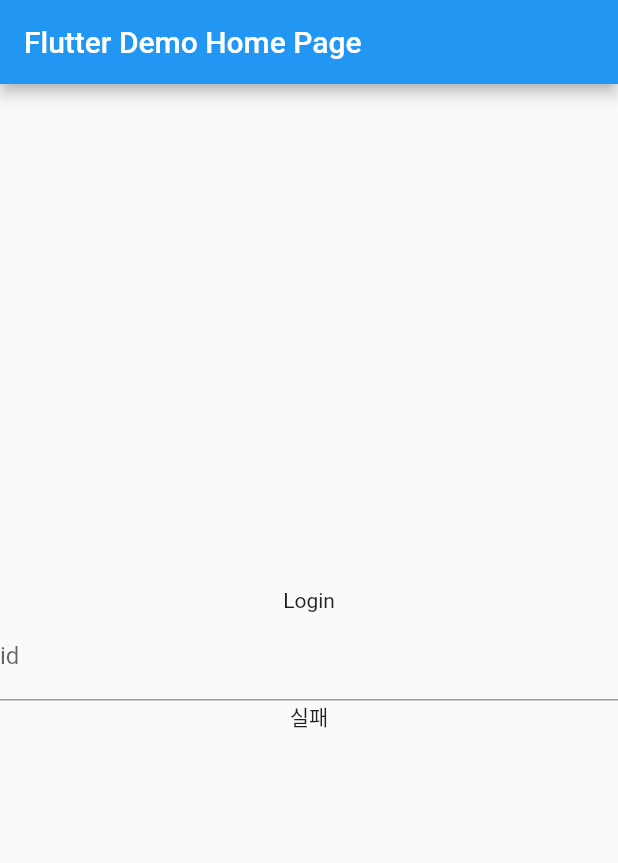
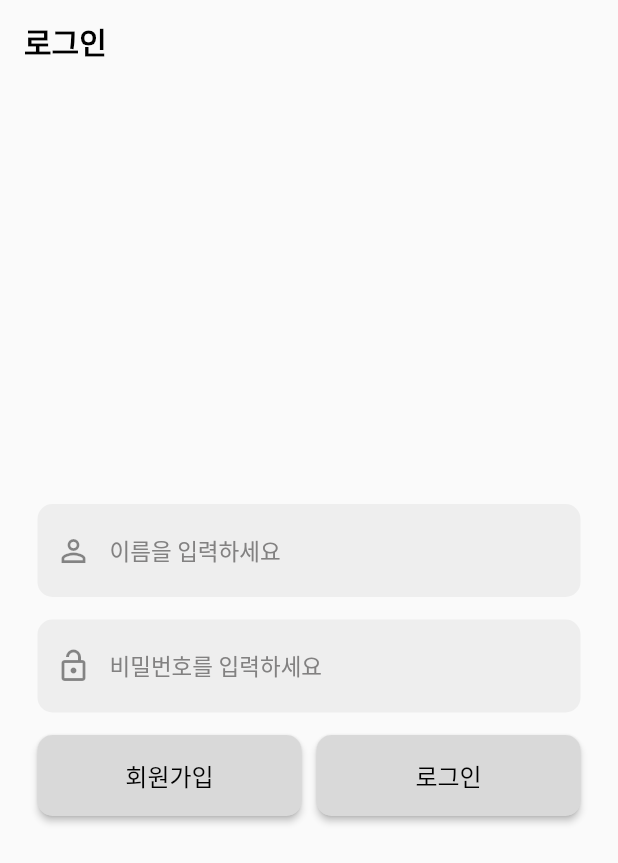
Before and after one commit to Ok-math/ok-client, a Flutter app: the screen it shows after launch, on a phone screen of 412 x 824 dp. Shown: the top 863 px of the screen. Run offline on Flutter 3.47's test engine with Material 2 defaults, Android fonts, the light colour scheme and no system bars.

Commit message:
[feat-#1]로그인 화면 구현 완료

```diff
--- a/lib/main.dart
+++ b/lib/main.dart
@@ -1,116 +1,6 @@
 import 'package:flutter/material.dart';
-import 'dart:io';
-import 'package:ok_client/controller/Logincontroller.dart';
-import 'package:ok_client/requestbody/LoginRequest.dart';
-import 'package:ok_client/responsebody/LoginResponse.dart';
+import 'package:ok_client/screen/login.dart';
 
 void main() {
   runApp(const MyApp());
-
 }
-
-class MyApp extends StatelessWidget {
-  const MyApp({super.key});
-
-  @override
-  Widget build(BuildContext context) {
-    return MaterialApp(
-      title: 'Flutter Demo',
-      theme: ThemeData(
-
-        primarySwatch: Colors.blue,
-      ),
-      home: const MyHomePage(title: 'Flutter Demo Home Page'),
-    );
-  }
-}
-
-class MyHomePage extends StatefulWidget {
-  const MyHomePage({super.key, required this.title});
-  final String title;
-
-
-  @override
-  State<MyHomePage> createState() => _MyHomePageState();
-}
-
-class _MyHomePageState extends State<MyHomePage> {
-
-  final _contentEditController = TextEditingController();
-  var id="";
-  var password="";
-  Future<LoginResponseBody>? login;
-  var res = LoginResponseBody(id: "", password: "", name: "", result: false);
-  var requestBody = LoginRequestBody(id: "4", password: "4");
-  int flag = 0;
-
-
-
-
-
-  @override
-  Widget build(BuildContext context) {
-    return Scaffold(
-      appBar: AppBar(
-        title: Text(widget.title),
-      ),
-      body: Center(
-
-        child: Column(
-          mainAxisAlignment: MainAxisAlignment.center,
-          children: <Widget>[
-            Text("Login"),
-            TextField(
-              controller: _contentEditController,
-              decoration: InputDecoration(
-                labelText: "id",
-              ),
-              onSubmitted:  (text) async{
-                id=text;
-                password=text;
-
-                requestBody.id = id;
-                requestBody.password = password;
-
-                Login(requestBody).then((value) =>
-                    setState((){
-                      flag=1;
-                      res = value;
-                    }),
-                );
-
-
-
-              },
-            ),
-            buildColumn(res),
-          ],
-        ),
-      ),
-    );
-  }
-
-
-
-
-
-  Widget buildColumn(LoginResponseBody value) {
-    if(flag==1){
-      print(value.id);
-      return Column(
-        mainAxisAlignment: MainAxisAlignment.center,
-        crossAxisAlignment: CrossAxisAlignment.center,
-        children: [
-          Text('id:' + value.id,
-              style: TextStyle(fontSize: 20)),
-          Text('password:' + value.password,
-              style: TextStyle(fontSize: 20)),
-        ],
-      );
-    }
-    else{
-      return Text("실패");
-    }
-
-  }
-}
--- /dev/null
+++ b/lib/screen/login.dart
@@ -0,0 +1,176 @@
+import 'dart:ui';
+
+import 'package:flutter/material.dart';
+import 'package:ok_client/controller/Logincontroller.dart';
+import 'package:ok_client/requestbody/LoginRequest.dart';
+import 'package:ok_client/responsebody/LoginResponse.dart';
+import 'package:ok_client/screen/calender.dart';
+import 'package:ok_client/screen/signup.dart';
+
+class MyApp extends StatelessWidget {
+  const MyApp({super.key});
+
+  @override
+  Widget build(BuildContext context) {
+    return MaterialApp(
+      home: LoginPage(),
+    );
+  }
+}
+
+class LoginPage extends StatefulWidget {
+  const LoginPage({super.key});
+  @override
+  State<LoginPage> createState() => _LoginPageState();
+}
+
+class _LoginPageState extends State<LoginPage> {
+  final _idEditController = TextEditingController();
+  final _passwordEditController = TextEditingController();
+  var id="";
+  var password="";
+  Future<LoginResponseBody>? login;
+  var res = LoginResponseBody(id: "", password: "", name: "", result: false);
+  var requestBody = LoginRequestBody(id: "4", password: "4");
+  int flag = 0;
+
+
+
+
+
+  @override
+  Widget build(BuildContext context) {
+    return Scaffold(
+      backgroundColor: Color(0xffFAFAFA),
+      appBar: AppBar(
+        title: Text(
+          "로그인",
+          style: TextStyle(
+            color: Colors.black,
+            fontWeight: FontWeight.bold,
+          ),
+        ),
+        backgroundColor: Color(0xffFAFAFA),
+        elevation: 0,
+      ),
+      body: Center(
+        child: Padding(
+          padding: const EdgeInsets.symmetric(horizontal: 25.0),
+          child: Column(
+            mainAxisAlignment: MainAxisAlignment.center,
+            children: <Widget>[
+              TextField(
+                controller: _idEditController,
+                decoration: InputDecoration(
+                  focusedBorder: InputBorder.none,
+                  enabledBorder: OutlineInputBorder(
+                      borderSide: BorderSide.none,
+                      borderRadius: BorderRadius.circular(10),
+                  ),
+                  hintText: "이름을 입력하세요",
+                  hintStyle: TextStyle(
+                    color: Color(0xff828181),
+                    fontSize: 15,
+                  ),
+                  prefixIcon: Icon(Icons.person_outline),
+                  filled: true,
+                  fillColor: Color(0xffEEEEEE),
+                ),
+              ),
+              SizedBox(
+                height: 15.0,
+              ),
+              TextField(
+                controller: _passwordEditController,
+                decoration: InputDecoration(
+                  focusedBorder: InputBorder.none,
+                  enabledBorder: OutlineInputBorder(
+                    borderSide: BorderSide.none,
+                    borderRadius: BorderRadius.circular(10),
+                  ),
+                  hintText: "비밀번호를 입력하세요",
+                  hintStyle: TextStyle(
+                    color: Color(0xff828181),
+                    fontSize: 15,
+                  ),
+                  prefixIcon: Icon(Icons.lock_open_outlined),
+                  filled: true,
+                  fillColor: Color(0xffEEEEEE),
+                ),
+              ),
+              SizedBox(
+                height: 15.0,
+              ),
+
+              Row(
+                children: <Widget>[
+                  Flexible(
+                    fit: FlexFit.tight,
+                    child: ElevatedButton(
+                      //회원가입 창
+                      onPressed: (){
+                        Navigator.push(
+                          context,
+                          MaterialPageRoute(builder: (context) => const Signup()),
+                        );
+                      },
+                      style: ElevatedButton.styleFrom(
+                        backgroundColor: Color(0xffD9D9D9),
+                        padding: EdgeInsets.symmetric(vertical: 15.0),
+                        shape: RoundedRectangleBorder(
+                          borderRadius: BorderRadius.circular(10),
+                        ),
+                      ),
+                      child: Text("회원가입",
+                        style: TextStyle(
+                            color: Colors.black,
+                          fontSize: 16,
+                        ),),
+                    ),
+                  ),
+                  SizedBox(
+                    width: 10.0,
+                  ),
+
+
+                  Flexible(
+                    fit: FlexFit.tight,
+                    child: ElevatedButton(
+                      onPressed: (){
+                        id = _idEditController.text;
+                        password = _passwordEditController.text;
+                        requestBody.id = id;
+                        requestBody.password = password;
+
+                        Login(requestBody).then((value)=>
+                            res = value,
+                          //main페이지로 이동 함수(userId 파라미터)
+                        );
+                        Navigator.push(
+                          context,
+                          MaterialPageRoute(builder: (context) => const Calenderpage()),
+                        );
+                      },
+                      style: ElevatedButton.styleFrom(
+                        backgroundColor: Color(0xffD9D9D9),
+                        padding: EdgeInsets.symmetric(vertical: 15.0),
+                        shape: RoundedRectangleBorder(
+                          borderRadius: BorderRadius.circular(10),
+                        ),
+                      ),
+                      child: Text("로그인",
+                        style: TextStyle(
+                            color: Colors.black,
+                          fontSize: 16,
+                        ),),
+                    ),
+                  ),
+                ],
+              )
+            ],
+          ),
+        ),
+      ),
+    );
+  }
+}
```
Also changed, not shown: lib/controller/Logincontroller.dart (+9 -8 lines), lib/screen/calender.dart (added, +24 -0 lines), lib/screen/signup.dart (added, +24 -0 lines), 2 other files.
